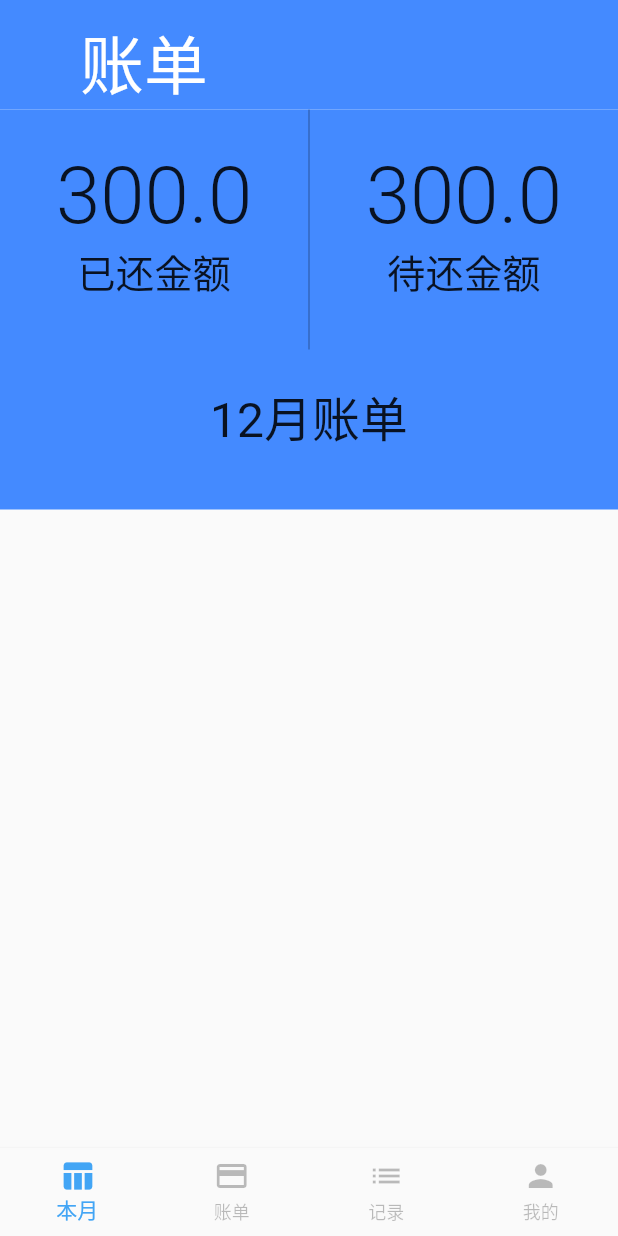
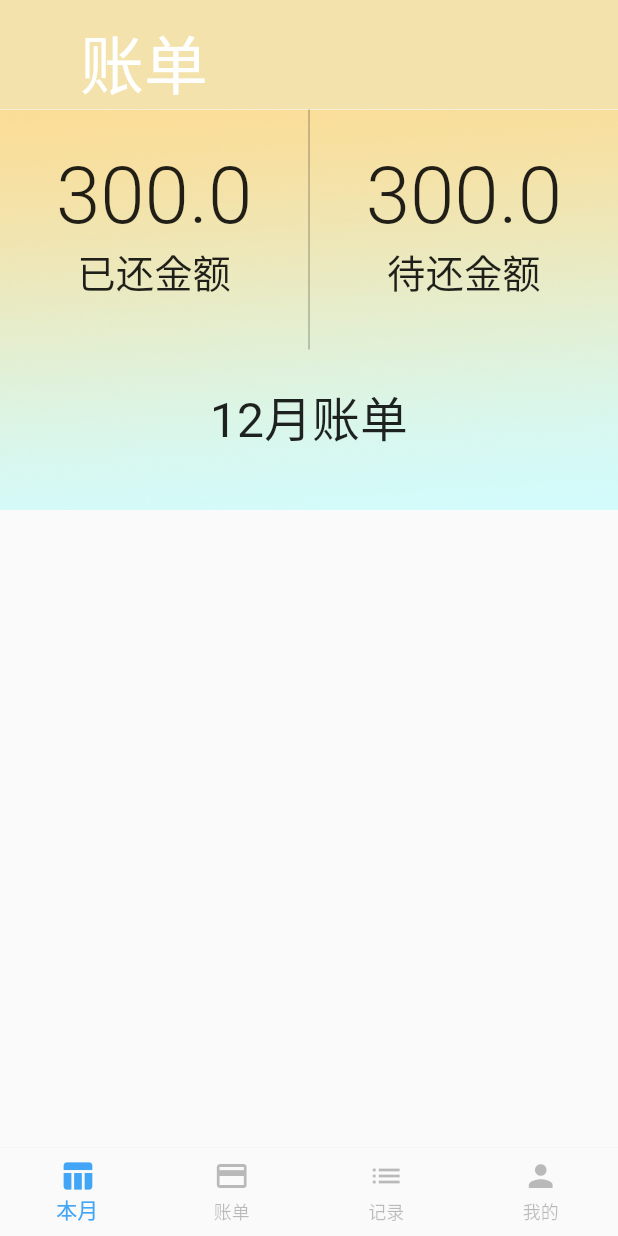
Before and after one commit to kvnZero/flutter_consume, a Flutter app: the screen it shows after launch, on a phone screen of 412 x 824 dp. Run offline on Flutter 3.47's test engine with Material 2 defaults, Android fonts, the phone set to English and light mode, and no system bars.

Commit message:
设置不同时段的图片 根据不同时段的图片显示不同的图片

```diff
--- a/lib/ui/page/bill_page.dart
+++ b/lib/ui/page/bill_page.dart
@@ -11,9 +11,29 @@ class BillPage extends StatefulWidget {
 class _BillPageState extends State<BillPage> {
   @override
   Widget build(BuildContext context) {
+
+    Color amColor = Color.fromRGBO(243, 226, 171, 1);
+    Color emColor = Color.fromRGBO(40, 61, 122, 1);
+    Color pmColor = Color.fromRGBO(174, 193, 234, 1);
+    Color csColor;
+
+    var today = DateTime.now();
+
+    if(today.hour>7){
+      csColor = amColor;
+    }
+    if(today.hour>16){
+      csColor = pmColor;
+    }
+    if(today.hour>20){
+      csColor = emColor;
+    }
+
+
+
     return Column(
       children: [
-        TitleWidget(title: "账单", backgroundColor: Colors.blueAccent, fontColor: Colors.white, fontSize: upx(40),),
+        TitleWidget(title: "账单", backgroundColor: csColor, fontColor: Colors.white, fontSize: upx(40),),
         IndexMoneyWidget(payedMoney: 300.00, payMoney: 300.00,),
       ],
     );
--- a/lib/ui/page/nav_page.dart
+++ b/lib/ui/page/nav_page.dart
@@ -23,7 +23,6 @@ class _IndexState extends State<Index> {
     {'icon':Icons.payment,'title':'账单'},
     {'icon':Icons.list,'title':'记录'},
     {'icon':Icons.person,'title':'我的'},
-
   ];
 
 
--- a/lib/ui/widget/common_money_show.dart
+++ b/lib/ui/widget/common_money_show.dart
@@ -4,8 +4,10 @@ import 'package:flutter_consume/common/upx.dart';
 class MoneyShowWithTipsWidget extends StatelessWidget {
   final double number;
   final String tip;
+  final Color moneyFontColor;
+  final Color tipFontColor;
 
-   MoneyShowWithTipsWidget({Key key, this.number, this.tip});
+   MoneyShowWithTipsWidget({Key key, this.number, this.tip, this.moneyFontColor, this.tipFontColor});
 
 
   @override
@@ -14,8 +16,8 @@ class MoneyShowWithTipsWidget extends StatelessWidget {
       height: upx(100),
       child: Column(
         children: [
-          Text(number.toString(), style: TextStyle(fontSize: upx(250/(number.toString().length)), fontWeight: FontWeight.w300),),
-          Text(tip, style: TextStyle(fontSize: upx(24), color: Colors.black87),),
+          Text(number.toString(), style: TextStyle(fontSize: upx(250/(number.toString().length)), fontWeight: FontWeight.w300, color: moneyFontColor),),
+          Text(tip, style: TextStyle(fontSize: upx(24), color: tipFontColor)),
         ],
       ),
     );
--- a/lib/ui/widget/index_money.dart
+++ b/lib/ui/widget/index_money.dart
@@ -26,30 +26,55 @@ class _IndexMoneyWidgetState extends State<IndexMoneyWidget> {
 
   @override
   Widget build(BuildContext context) {
+
+    var today = DateTime.now();
+
+    String imgBack;
+    Color moneyFontColor;
+    Color tipFontColor;
+
+    if(today.hour>7){
+      imgBack = "assets/images/am-back.png";
+    }
+    if(today.hour>16){
+      imgBack = "assets/images/pm-back.png";
+    }
+    if(today.hour>20){
+      imgBack = "assets/images/em-back.png";
+      tipFontColor = Colors.white60;
+      moneyFontColor = Colors.white;
+    }
+
+
     return Column(
       children: [
         Container(
             width: double.infinity,
             height: upx(250),
-            color: Colors.blueAccent,
+            decoration: new BoxDecoration(
+                image: new DecorationImage(
+                    image: new AssetImage(imgBack),
+                    fit: BoxFit.cover
+                )
+            ),
             child: Column(
               children: [
                 Row(
                   mainAxisAlignment: MainAxisAlignment.spaceEvenly,
                   crossAxisAlignment: CrossAxisAlignment.center,
                   children: [
-                    MoneyShowWithTipsWidget(number: widget.payedMoney, tip: "已还金额",),
+                    MoneyShowWithTipsWidget(number: widget.payedMoney, tip: "已还金额", moneyFontColor: moneyFontColor, tipFontColor: tipFontColor,),
                     Container(
                       height: upx(150),
                       width: 1,
                       color: Colors.black26,
                     ),
-                    MoneyShowWithTipsWidget(number: widget.payMoney, tip: "待还金额",),
+                    MoneyShowWithTipsWidget(number: widget.payMoney, tip: "待还金额", moneyFontColor: moneyFontColor, tipFontColor: tipFontColor,),
                   ],
                 ),
                 Container(
                   margin: EdgeInsets.only(top: upx(20)),
-                  child: Text("${this.month}月账单", style: TextStyle(fontSize: upx(30)),),
+                  child: Text("${this.month}月账单", style: TextStyle(fontSize: upx(30), color: tipFontColor),),
                   height: upx(50),
                 )
               ],
```
Also changed, not shown: pubspec.yaml (+4 -3 lines), assets/images/am-back.png (added), assets/images/em-back.png (added), assets/images/pm-back.png (added).
